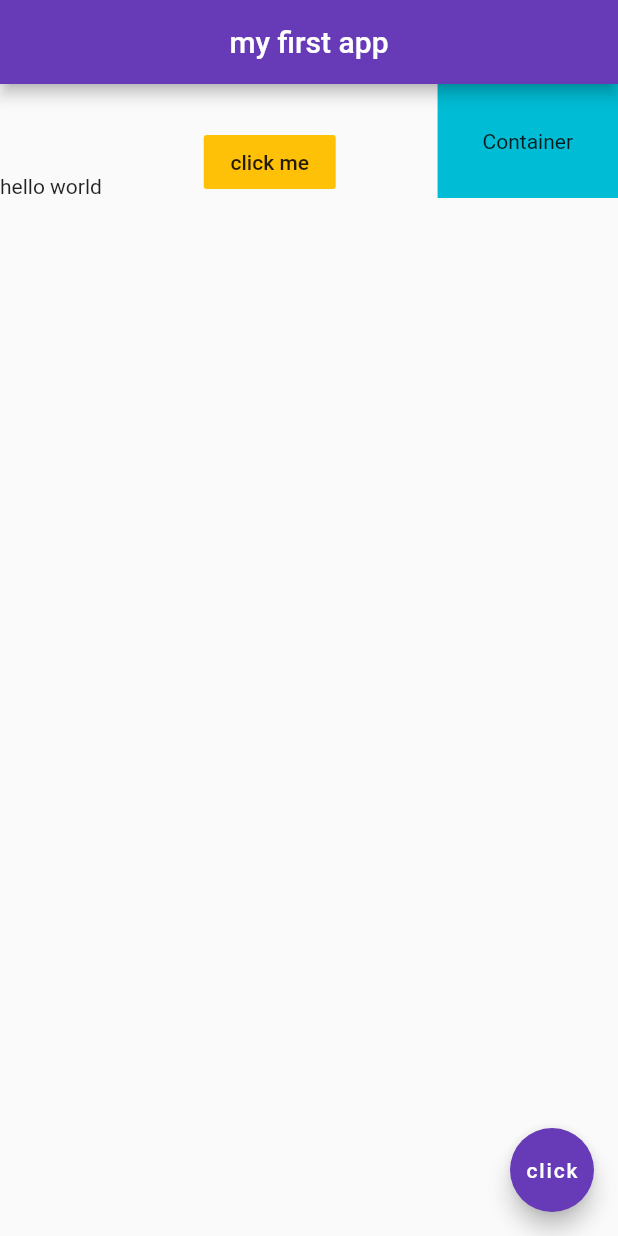
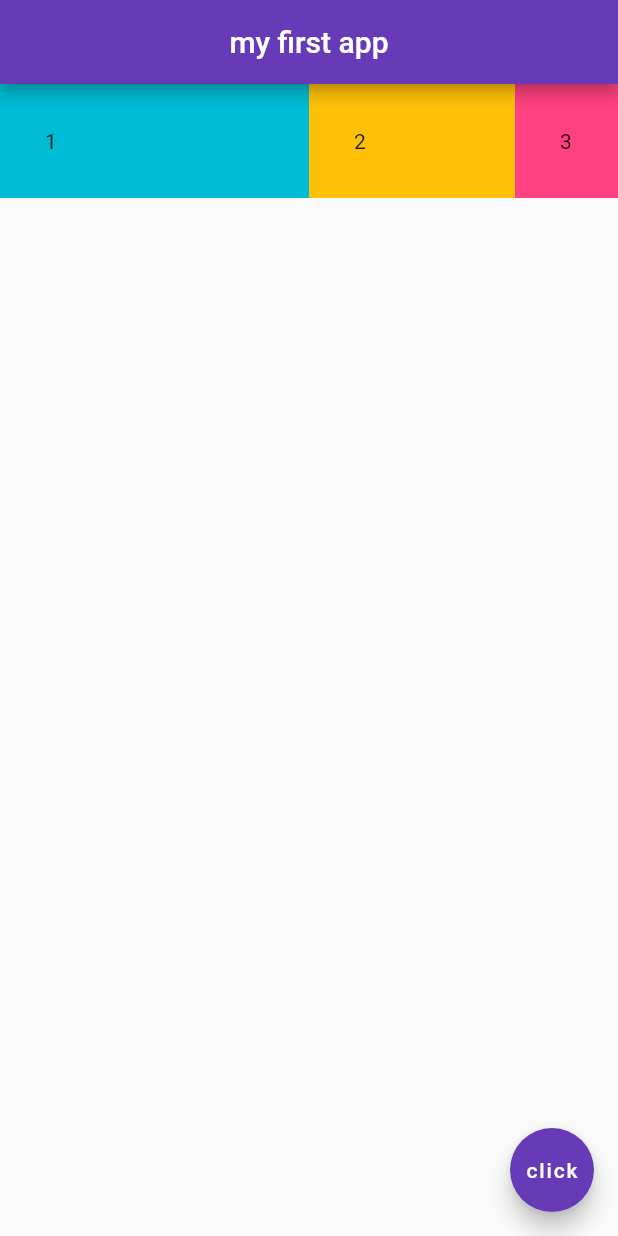
Before and after one commit to shravan1998/flutter-tutorials, a Flutter app: the screen it shows after launch, on a phone screen of 412 x 824 dp. Run offline on Flutter 3.47's test engine with Material 2 defaults, Android fonts, the phone set to English and light mode, and no system bars.

Commit message:
flex complete

```diff
--- a/flutter_app/lib/main.dart
+++ b/flutter_app/lib/main.dart
@@ -14,20 +14,32 @@ class Home extends StatelessWidget {
         backgroundColor: Colors.deepPurple,
       ),
       body: Row(
-        mainAxisAlignment: MainAxisAlignment.spaceBetween,
-        crossAxisAlignment: CrossAxisAlignment.end,
         children: <Widget>[
-          Text('hello world'),
-          FlatButton(
-            onPressed: (){},
-            color: Colors.amber,
-            child: Text('click me'),
+          Expanded(
+            flex: 3,
+            child: Container(
+              padding: EdgeInsets.all(30.0),
+              color: Colors.cyan,
+              child: Text('1'),
+            ),
           ),
-          Container(
-            color: Colors.cyan,
-            padding: EdgeInsets.all(30.0),
-            child: Text('Container'),
-          )
+          Expanded(
+            flex:2,
+            child: Container(
+              padding: EdgeInsets.all(30.0),
+              color: Colors.amber,
+              child: Text('2'),
+            ),
+          ),
+
+          Expanded(
+            flex: 1,
+            child: Container(
+              padding: EdgeInsets.all(30.0),
+              color: Colors.pinkAccent,
+              child: Text('3'),
+            ),
+          ),
         ],
       ),
       floatingActionButton: FloatingActionButton(
```
